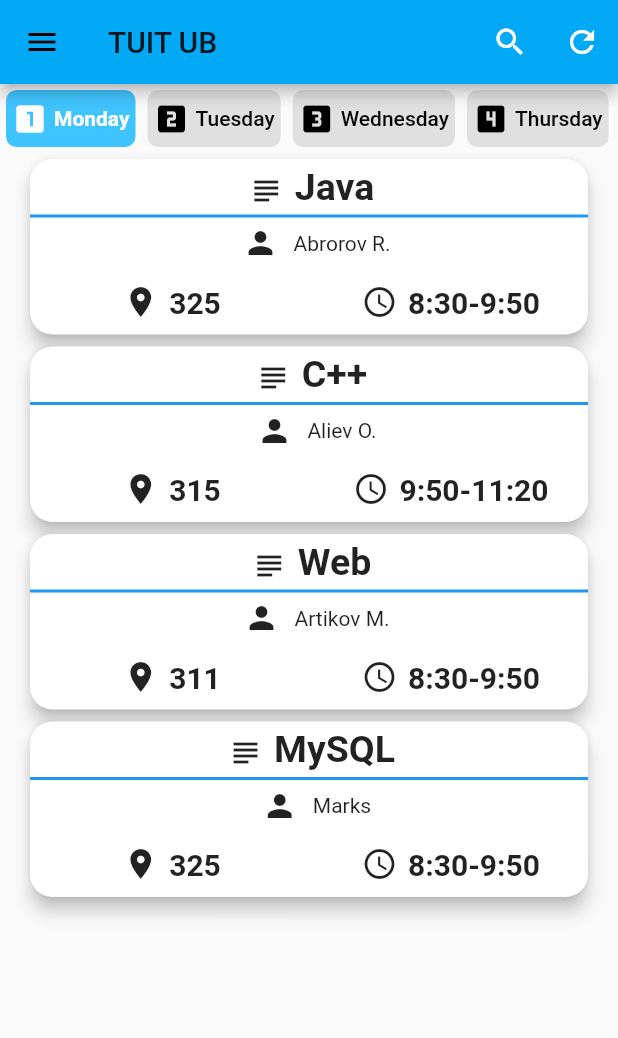
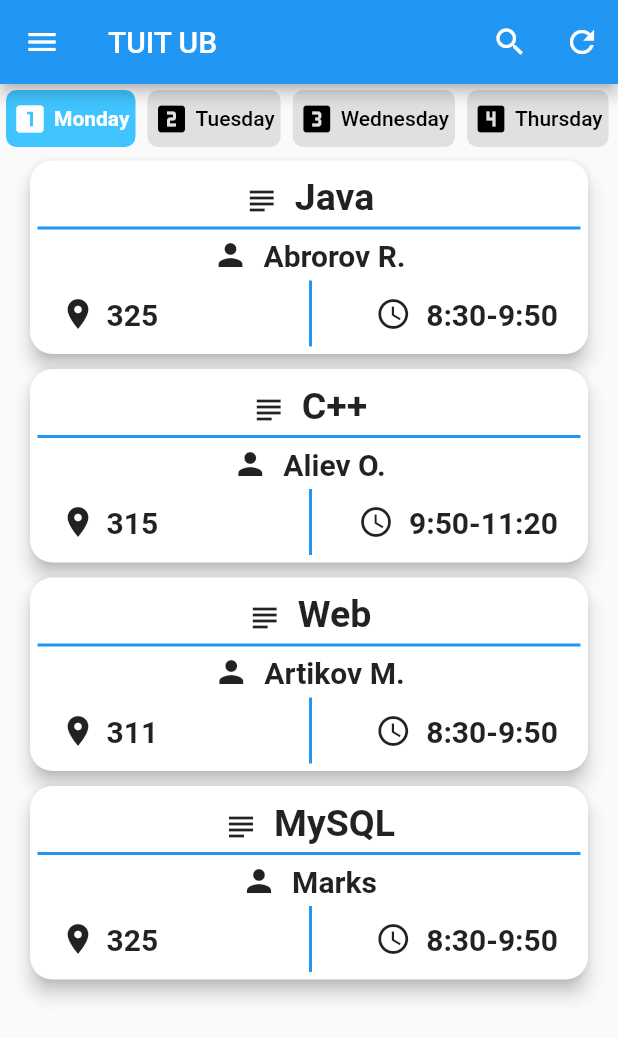
Before and after one commit to hacker-uz/flutter_ubtuit, a Flutter app: the screen it shows after launch, on a phone screen of 412 x 824 dp. Shown: the top 1038 px of the screen. Run offline on Flutter 3.47's test engine with Material 2 defaults, Android fonts, the phone set to English and light mode, and no system bars; drawn by our look-alikes of buttons_tabbar.

Commit message:
оптимизирован код в week_list_ui.dart

```diff
--- a/lib/data/week_list_ui.dart
+++ b/lib/data/week_list_ui.dart
@@ -52,136 +52,26 @@ class _WeekListState extends State<WeekList> {
                       borderRadius: BorderRadius.circular(15.0),
                     ),
                     elevation: 5.0,
-              margin: EdgeInsets.symmetric(horizontal: 20, vertical: 4),
-              child: Column(
-                mainAxisSize: MainAxisSize.min,
-                children: <Widget>[
+                    margin: EdgeInsets.symmetric(horizontal: 20, vertical: 5),
+                    child: Padding(
+                        padding: EdgeInsets.all(5),
+                        child: Stack(children: <Widget>[
+                          Align(
+                              alignment: Alignment.center,
+                              child: Stack(children: <Widget>[
+                                Column(children: <Widget>[
                                   Row(
-                    mainAxisSize: MainAxisSize.min,
-                    children: <Widget>[
-                      Expanded(
-                        child: Container(
-                            child: Container(
-                              child: RichText(
-                                text: TextSpan(
-                                  style: Theme.of(context).textTheme.bodyText2,
-                                  children: [
-                                    WidgetSpan(
-                                      child: Padding(
-                                        padding: const EdgeInsets.symmetric(
-                                            horizontal: 5.0),
-                                        child: Icon(Icons.subject),
-                                      ),
-                                    ),
-                                    WidgetSpan(
-                                        child: Padding(
-                                      padding: const EdgeInsets.symmetric(
-                                          horizontal: 2.0),
-                                      child: Text(week[i].subject,
-                                          style: TextStyle(
-                                              fontWeight: FontWeight.bold,
-                                              fontSize: 25)),
-                                    ))
-                                  ],
-                                ),
-                              ),
-                              alignment: Alignment.center,
-                            ),
-                            padding: EdgeInsets.symmetric(
-                                horizontal: 10, vertical: 4),
-                            decoration: BoxDecoration(
-                              color: Colors.transparent,
-                              border: Border(
-                                  bottom: BorderSide(
-                                      width: 2.0, color: Colors.blue)),
-                            )),
-                      ),
-                    ],
+                                    children: <Widget>[subject(i)],
                                   ),
                                   Row(
-                    mainAxisSize: MainAxisSize.min,
-                    children: <Widget>[
-                      Container(
-                        child: Padding(
-                            padding: const EdgeInsets.symmetric(
-                                horizontal: 10, vertical: 5),
-                            child: Icon(Icons.person)),
-                        alignment: Alignment.center,
-                      ),
-                      Text(week[i].teacher)
-                    ],
+                                    children: <Widget>[teacher(i)],
                                   ),
                                   Row(
-                    mainAxisAlignment: MainAxisAlignment.spaceBetween,
-                    children: <Widget>[
-                      Expanded(
-                          child: Column(
-                        children: <Widget>[
-                          Padding(
-                              padding: const EdgeInsets.symmetric(
-                                  horizontal: 10, vertical: 10),
-                              child: RichText(
-                                text: TextSpan(
-                                  style: Theme.of(context).textTheme.bodyText2,
-                                  children: [
-                                    WidgetSpan(
-                                      child: Padding(
-                                        padding: const EdgeInsets.symmetric(
-                                            horizontal: 5.0),
-                                        child: Icon(Icons.room),
-                                      ),
-                                    ),
-                                    WidgetSpan(
-                                        child: Padding(
-                                      padding: const EdgeInsets.symmetric(
-                                          horizontal: 2.0),
-                                      child: Text(week[i].room.toString(),
-                                          style: TextStyle(
-                                              fontWeight: FontWeight.bold,
-                                              fontSize: 20)),
-                                    ))
-                                  ],
-                                ),
-                              )),
-                        ],
-                      )),
-                      Expanded(
-                          child: Column(
-                        mainAxisSize: MainAxisSize.min,
-                        children: <Widget>[
-                          Padding(
-                              padding: const EdgeInsets.symmetric(
-                                  horizontal: 10, vertical: 10),
-                              child: RichText(
-                                text: TextSpan(
-                                  style: Theme.of(context).textTheme.bodyText2,
-                                  children: [
-                                    WidgetSpan(
-                                      child: Padding(
-                                        padding: const EdgeInsets.symmetric(
-                                            horizontal: 5.0),
-                                        child: Icon(Icons.access_time),
-                                      ),
-                                    ),
-                                    WidgetSpan(
-                                        child: Padding(
-                                      padding: const EdgeInsets.symmetric(
-                                          horizontal: 2.0),
-                                      child: Text(week[i].time,
-                                          style: TextStyle(
-                                              fontWeight: FontWeight.bold,
-                                              fontSize: 20)),
-                                    ))
-                                  ],
-                                ),
-                              )),
-                        ],
-                      ))
-                    ],
+                                    children: <Widget>[room(i), time(i)],
                                   )
-                ],
-              ),
-            ));
+                                ]),
+                              ]))
+                        ]))));
           }),
     );
 
@@ -191,4 +81,134 @@ class _WeekListState extends State<WeekList> {
       ],
     );
   }
+
+  Widget subject(i) {
+    return Expanded(
+      child: Container(
+        alignment: Alignment.center,
+        child: RichText(
+          text: TextSpan(
+            style: Theme.of(context).textTheme.bodyText2,
+            children: [
+              WidgetSpan(
+                child: Padding(
+                  padding:
+                      const EdgeInsets.symmetric(horizontal: 5, vertical: 5),
+                  child: Icon(Icons.subject),
+                ),
+              ),
+              WidgetSpan(
+                  child: Padding(
+                padding: const EdgeInsets.symmetric(horizontal: 5, vertical: 5),
+                child: Text(week[i].subject,
+                    style:
+                        TextStyle(fontWeight: FontWeight.bold, fontSize: 25)),
+              ))
+            ],
+          ),
+        ),
+        decoration: BoxDecoration(
+          color: Colors.transparent,
+          border: Border(bottom: BorderSide(width: 2.0, color: Theme.of(context).primaryColor)),
+        ),
+      ),
+    );
   }
+
+  Widget teacher(i) {
+    return Expanded(
+        child: Container(
+            alignment: Alignment.center,
+            child: RichText(
+              text: TextSpan(
+                style: Theme.of(context).textTheme.bodyText2,
+                children: [
+                  WidgetSpan(
+                    child: Padding(
+                      padding: const EdgeInsets.symmetric(
+                          horizontal: 5, vertical: 5),
+                      child: Icon(Icons.person),
+                    ),
+                  ),
+                  WidgetSpan(
+                      child: Padding(
+                    padding:
+                        const EdgeInsets.symmetric(horizontal: 5, vertical: 5),
+                    child: Text(week[i].teacher,
+                        style: TextStyle(
+                            fontWeight: FontWeight.bold, fontSize: 20)),
+                  ))
+                ],
+              ),
+            )));
+  }
+
+  Widget room(i) {
+    return Expanded(
+        child: Container(
+            alignment: Alignment.bottomLeft,
+            child: Column(children: <Widget>[
+              Padding(
+                  padding:
+                      const EdgeInsets.symmetric(horizontal: 10, vertical: 10),
+                  child: RichText(
+                    text: TextSpan(
+                      style: Theme.of(context).textTheme.bodyText2,
+                      children: [
+                        WidgetSpan(
+                          child: Padding(
+                            padding:
+                                const EdgeInsets.symmetric(horizontal: 5.0),
+                            child: Icon(Icons.room),
+                          ),
+                        ),
+                        WidgetSpan(
+                            child: Padding(
+                          padding: const EdgeInsets.symmetric(horizontal: 2.0),
+                          child: Text(week[i].room.toString(),
+                              style: TextStyle(
+                                  fontWeight: FontWeight.bold, fontSize: 20)),
+                        ))
+                      ],
+                    ),
+                  ))
+            ])));
+  }
+
+  Widget time(i) {
+    return Expanded(
+        child: Container(
+            decoration: BoxDecoration(
+              color: Colors.transparent,
+              border: Border(left: BorderSide(width: 2.0, color: Theme.of(context).primaryColor)),
+            ),
+            alignment: Alignment.bottomRight,
+            child: Column(children: <Widget>[
+              Padding(
+                  padding:
+                      const EdgeInsets.symmetric(horizontal: 10, vertical: 10),
+                  child: RichText(
+                    text: TextSpan(
+                      style: Theme.of(context).textTheme.bodyText2,
+                      children: [
+                        WidgetSpan(
+                          child: Padding(
+                            padding:
+                                const EdgeInsets.symmetric(horizontal: 5),
+                            child: Icon(Icons.access_time),
+                          ),
+                        ),
+                        WidgetSpan(
+                            child: Padding(
+                          padding: const EdgeInsets.symmetric(horizontal: 5),
+                          child: Text(week[i].time,
+                              style: TextStyle(
+                                  fontWeight: FontWeight.bold, fontSize: 20)),
+                        ))
+                      ],
+                    ),
+                  ))
+            ])));
+  }
+
+}
--- a/lib/main.dart
+++ b/lib/main.dart
@@ -1,5 +1,6 @@
 import 'package:flutter/material.dart';
 import 'package:buttons_tabbar/buttons_tabbar.dart';
+import 'package:flutter/services.dart';
 
 import 'data/week_list_ui.dart';
 
@@ -12,6 +13,11 @@ class MyHomePage extends StatelessWidget {
 
   @override
   Widget build(BuildContext context) {
+
+    SystemChrome.setSystemUIOverlayStyle(SystemUiOverlayStyle(
+      statusBarColor: Color.fromRGBO(5, 145, 252, 0.6), //or set color with: Color(0xFF0000FF)
+    ));
+
     return SafeArea(
         child: Scaffold(
       appBar: new AppBar(
@@ -139,7 +145,7 @@ class MyApp extends StatelessWidget {
     return new MaterialApp(
       debugShowCheckedModeBanner: false,
       theme: new ThemeData(
-        primaryColor: Colors.lightBlue,
+        primaryColor: Colors.blue,
       ),
       home: MyHomePage(title: "TUIT UB"),
     );
```
Also changed, not shown: 2 other files. Lines whose indentation alone changed are shown as unchanged.
